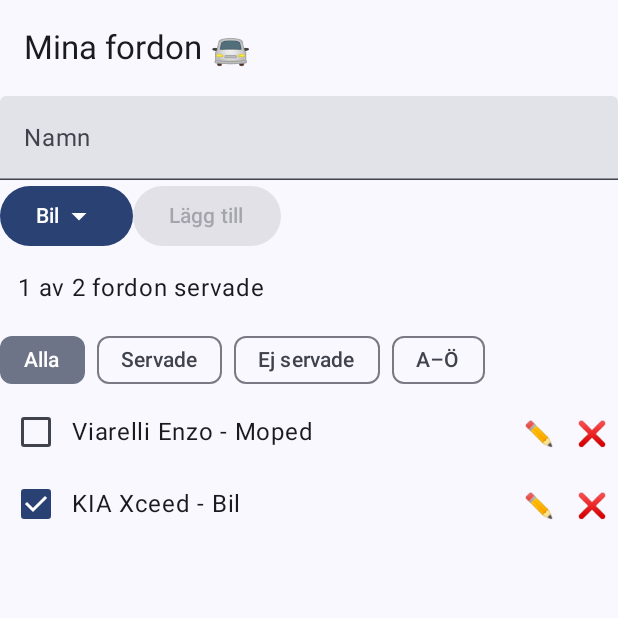
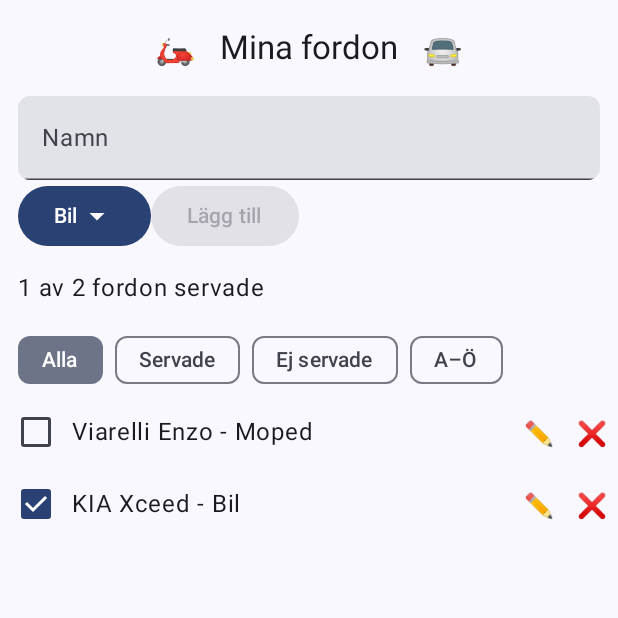
Before and after one commit to tommypstark/mina-fordon-android, an Android app built with Jetpack Compose: the screen it shows after launch (MainActivity), on a phone screen of 412 x 824 dp, the top half of it. Run offline under Robolectric (Android 15) with nearby library versions, the phone set to English and light mode, and no system bars.

Commit message:
Polish UI layout

```diff
--- a/app/src/main/java/com/example/minafordon/MainActivity.kt
+++ b/app/src/main/java/com/example/minafordon/MainActivity.kt
@@ -39,6 +39,8 @@ import androidx.compose.ui.tooling.preview.Preview
 import androidx.compose.ui.unit.dp
 import androidx.lifecycle.viewmodel.compose.viewModel
 import com.example.minafordon.ui.theme.MinaFordonTheme
+import androidx.compose.foundation.shape.RoundedCornerShape
+import androidx.compose.material3.CenterAlignedTopAppBar
 
 data class Vehicle(
     val id: Int,
@@ -87,8 +89,8 @@ fun VehicleScreen(viewModel: VehicleViewModel = viewModel()) {
 
     Scaffold(
         topBar = {
-            TopAppBar(
-                title = { Text("Mina fordon \uD83D\uDE98") }
+            CenterAlignedTopAppBar(
+                title = { Text("🛵   Mina fordon   🚘") }
             )
         }
     ) { innerPadding ->
@@ -98,13 +100,16 @@ fun VehicleScreen(viewModel: VehicleViewModel = viewModel()) {
 
             TextField(
                 value = state.newName,
+                shape = RoundedCornerShape(8.dp),
                 onValueChange = { viewModel.onNewNameChange(it) },
                 label = { Text("Namn") },
                 singleLine = true,
-                modifier = Modifier.fillMaxWidth()
+                modifier = Modifier
+                    .fillMaxWidth()
+                    .padding(horizontal = 12.dp)
             )
 
-            Row {
+            Row(modifier = Modifier.padding(horizontal = 12.dp)) {
                 Box {
                     Button(
                         onClick = { expanded = !expanded }
@@ -158,7 +163,10 @@ fun VehicleScreen(viewModel: VehicleViewModel = viewModel()) {
 
             val filters = listOf("Alla", "Servade", "Ej servade")
 
-            Row(horizontalArrangement = Arrangement.spacedBy(8.dp)) {
+            Row(
+                modifier = Modifier.padding(horizontal = 12.dp),
+                horizontalArrangement = Arrangement.spacedBy(8.dp)
+            ) {
                 filters.forEach { filter ->
                     FilterChip(
                         selected = state.filter == filter,
```
